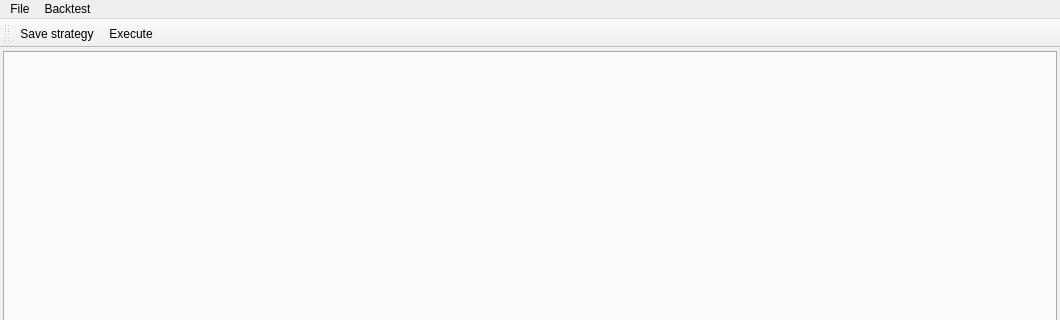
Qt form ui/mainwindow.ui (asakul/nailab) before a commit; both pictures show x 0 to 1060 and y 0 to 320 of the 1060 by 587 pixel window.
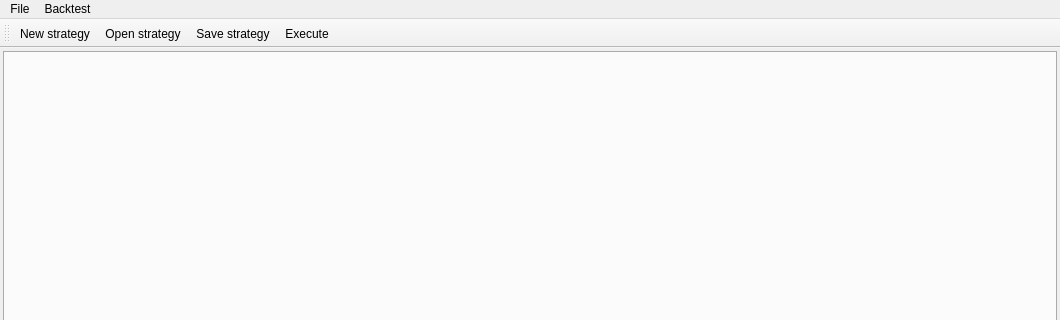
The same form after that commit.

What changed in the file:
```diff
--- a/ui/mainwindow.ui
+++ b/ui/mainwindow.ui
@@ -75,6 +75,8 @@
    <attribute name="toolBarBreak">
     <bool>false</bool>
    </attribute>
+   <addaction name="actionNew_strategy"/>
+   <addaction name="actionOpen_strategy"/>
    <addaction name="actionSave_strategy"/>
    <addaction name="actionExecute"/>
   </widget>
```
Left out of the diff: 16 changed lines with no effect on the pictures.
